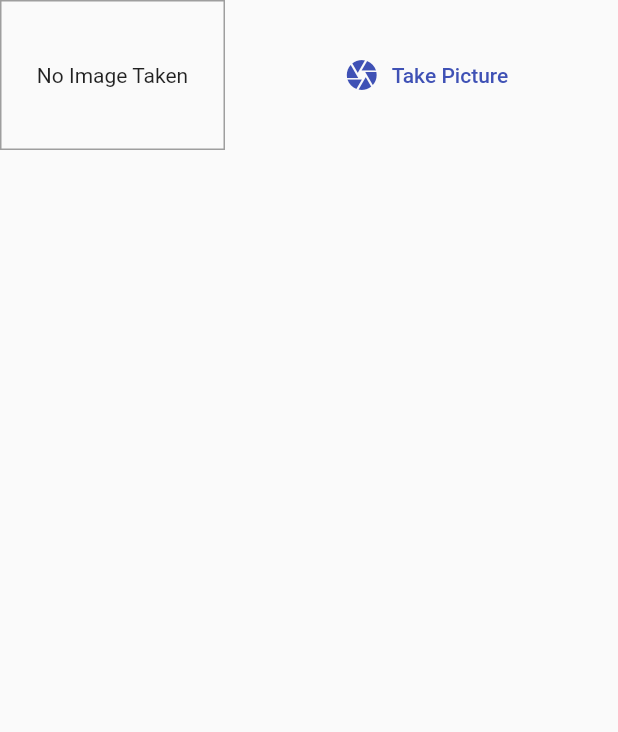
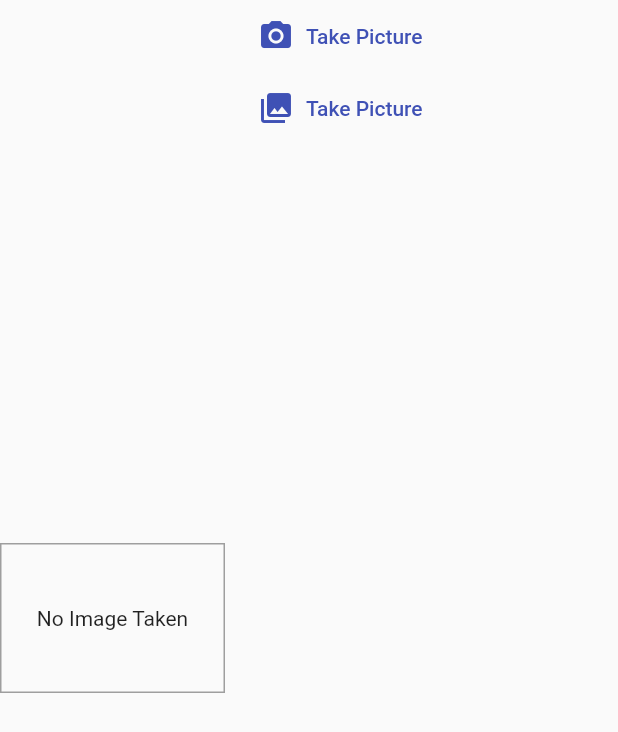
Before and after one commit to sparsh0427/Great-Places-App, a Flutter app: the ImageInput widget shown alone on an empty page, opened directly with empty values, after a tap on "Take Picture", on a phone screen of 412 x 824 dp. Shown: the top 732 px of the screen. Run offline on Flutter 3.47's test engine with Material 2 defaults, Android fonts, the phone set to English and light mode, and no system bars; our stand-ins replace image_picker, sqflite; accounts and stored records are empty.

Commit message:
Added camera and gallery features

```diff
--- a/GreatPlacesApp/lib/widgets/image_input.dart
+++ b/GreatPlacesApp/lib/widgets/image_input.dart
@@ -20,6 +20,23 @@ class _ImageInputState extends State<ImageInput> {
   Future<void> _takePicture() async {
     final imageFile = await ImagePicker.pickImage(
       source: ImageSource.camera,
+      maxWidth: 600,
+    );
+    if (imageFile == null) {
+      return;
+    }
+    setState(() {
+      _storedImage = imageFile;
+    });
+    final appDir = await syspaths.getApplicationDocumentsDirectory();
+    final fileName = path.basename(imageFile.path);
+    final savedImage = await imageFile.copy('${appDir.path}/$fileName');
+    widget.onSelectImage(savedImage);
+  }
+
+    Future<void> _takePicture_gallery() async {
+    final imageFile = await ImagePicker.pickImage(
+      source: ImageSource.gallery,
       maxWidth: 600,
     );
     if (imageFile == null) {
@@ -59,14 +76,20 @@ class _ImageInputState extends State<ImageInput> {
         SizedBox(
           width: 10,
         ),
-        Expanded(
-          child: FlatButton.icon(
-            icon: Icon(Icons.camera),
-            label: Text('Take Picture'),
-            textColor: Theme.of(context).primaryColor,
-            onPressed: _takePicture,
-          ),
+        Column(children: <Widget>[
+        FlatButton.icon(
+          icon: Icon(Icons.photo_camera),
+          label: Text('Take Picture'),
+          textColor: Theme.of(context).primaryColor,
+          onPressed: _takePicture,
         ),
+        FlatButton.icon(
+          icon: Icon(Icons.photo_library),
+          label: Text('Take Picture'),
+          textColor: Theme.of(context).primaryColor,
+          onPressed: _takePicture_gallery,
+        ),
+        ],)
       ],
     );
   }
```
Also changed, not shown: GreatPlacesApp/lib/providers/great_places.dart (line endings or trailing spaces).
